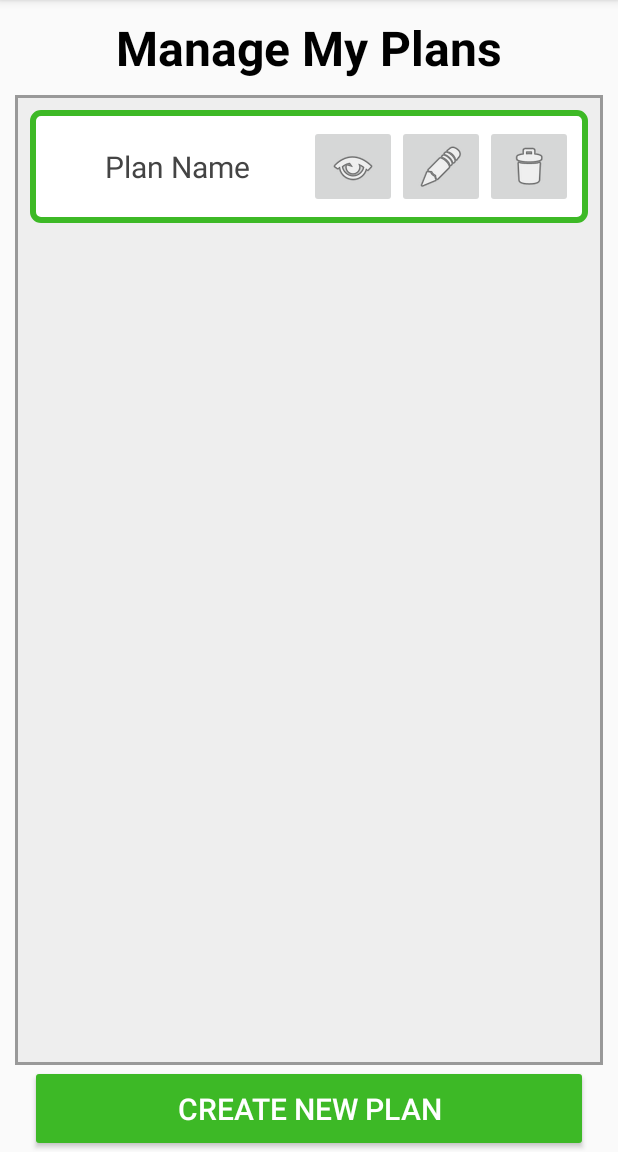
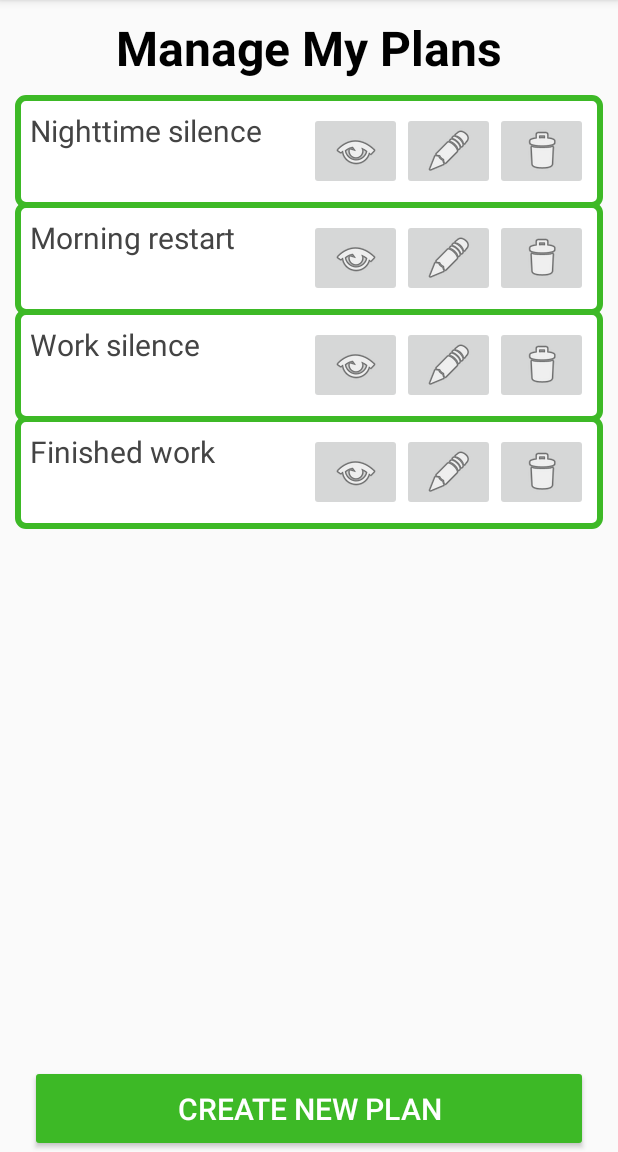
Before and after one commit to DamienFleming/NotiPlan, an Android app: the ManageNotificationPlansActivity screen opened directly, with no data from a screen before it, on a phone screen of 412 x 824 dp, the part 84-1236 px from its top. Run offline under Robolectric (Android 15) with nearby library versions, the phone set to English and light mode, and no system bars; our stand-ins replace Room's generated code.

Commit message:
Now loads in list of plan names into the UI using database

```diff
--- a/app/src/main/AndroidManifest.xml
+++ b/app/src/main/AndroidManifest.xml
@@ -16,7 +16,6 @@
                 <category android:name="android.intent.category.LAUNCHER" />
             </intent-filter>
         </activity>
-        <activity android:name=".SettingsActivity" />
         <activity android:name=".ManageNotificationPlansActivity" />
         <activity android:name=".CreateNewPlanActivity" />
         <activity android:label="@string/settingsText" android:name=".AppSettingsActivity"/>
--- a/app/src/main/java/com/damien/notiplan/Database/Plan.java
+++ b/app/src/main/java/com/damien/notiplan/Database/Plan.java
@@ -19,26 +19,26 @@ public class Plan {
     public String name;
     public float ringVolume;
     public String startTime;
-    public int activeOnSunday;
-    public int activeOnMonday;
-    public int activeOnTuesday;
-    public int activeOnWednesday;
-    public int activeOnThursday;
-    public int activeOnFriday;
-    public int activeOnSaturday;
+//    public int activeOnSunday;
+//    public int activeOnMonday;
+//    public int activeOnTuesday;
+//    public int activeOnWednesday;
+//    public int activeOnThursday;
+//    public int activeOnFriday;
+//    public int activeOnSaturday;
 
 
-    public Plan(int id, String name, float ringVolume, String startTime, int[] daysOfPlan) {
+    public Plan(int id, String name, float ringVolume, String startTime) { //, int[] daysOfPlan) {
         this.id = id;
         this.name = name;
         this.ringVolume = ringVolume;
         this.startTime = startTime;
-        this.activeOnSunday = daysOfPlan[0];
-        this.activeOnMonday = daysOfPlan[1];
-        this.activeOnTuesday = daysOfPlan[2];
-        this.activeOnWednesday = daysOfPlan[3];
-        this.activeOnThursday = daysOfPlan[4];
-        this.activeOnFriday = daysOfPlan[5];
-        this.activeOnSaturday = daysOfPlan[6];
+//        this.activeOnSunday = daysOfPlan[0];
+//        this.activeOnMonday = daysOfPlan[1];
+//        this.activeOnTuesday = daysOfPlan[2];
+//        this.activeOnWednesday = daysOfPlan[3];
+//        this.activeOnThursday = daysOfPlan[4];
+//        this.activeOnFriday = daysOfPlan[5];
+//        this.activeOnSaturday = daysOfPlan[6];
     }
 }
--- a/app/src/main/java/com/damien/notiplan/Database/PlanDao.java
+++ b/app/src/main/java/com/damien/notiplan/Database/PlanDao.java
@@ -22,7 +22,7 @@ public interface PlanDao {
     public List<Plan> getAllPlans();
 
     @Query("select * from plan where id = :planId")
-    public List<Plan> getPlan(int planId);
+    public Plan getPlan(int planId);
 
     @Update(onConflict = OnConflictStrategy.REPLACE)
     void updatePlan(Plan plan);
--- a/app/src/main/java/com/damien/notiplan/HomeScreenActivity.java
+++ b/app/src/main/java/com/damien/notiplan/HomeScreenActivity.java
@@ -6,6 +6,8 @@ import android.support.v7.app.AppCompatActivity;
 import android.os.Bundle;
 import android.view.View;
 import android.widget.Button;
+
+import com.damien.notiplan.Database.AppDatabase;
 
 
 public class HomeScreenActivity extends AppCompatActivity {
@@ -18,6 +20,7 @@ public class HomeScreenActivity extends AppCompatActivity {
         Button settingsButton = (Button)findViewById(R.id.settingsButton);
         Button manageButton = (Button)findViewById(R.id.manageButton);
 
+        //this.deleteDatabase("userdatabase");
         settingsButton.setOnClickListener(new View.OnClickListener() {
             public void onClick(View v) {
                 startActivity(new Intent(HomeScreenActivity.this, AppSettingsActivity.class));
--- a/app/src/main/java/com/damien/notiplan/ManageNotificationPlansActivity.java
+++ b/app/src/main/java/com/damien/notiplan/ManageNotificationPlansActivity.java
@@ -1,15 +1,26 @@
 package com.damien.notiplan;
 
 import android.content.Intent;
+import android.graphics.Color;
+import android.graphics.Typeface;
+import android.os.Debug;
 import android.support.v7.app.AppCompatActivity;
 import android.os.Bundle;
+import android.util.Log;
+import android.util.TypedValue;
+import android.view.Gravity;
 import android.view.View;
 import android.widget.Button;
+import android.widget.ImageButton;
+import android.widget.LinearLayout;
+import android.widget.LinearLayout.LayoutParams;
+import android.widget.TextView;
 import android.widget.Toast;
 
 import com.damien.notiplan.Database.AppDatabase;
 import com.damien.notiplan.Database.Plan;
 
+import java.io.Console;
 import java.util.List;
 
 public class ManageNotificationPlansActivity extends AppCompatActivity {
@@ -17,11 +28,7 @@ public class ManageNotificationPlansActivity extends AppCompatActivity {
     private Plan plan;
     private AppDatabase database;
 
-    @Override
-    protected void onCreate(Bundle savedInstanceState) {
-        super.onCreate(savedInstanceState);
-        setContentView(R.layout.activity_manage_notification_plans);
-
+    private void instantiatePlanList() {
         database = AppDatabase.getDatabase(getApplicationContext());
 
         // cleanup for testing some initial data
@@ -29,17 +36,91 @@ public class ManageNotificationPlansActivity extends AppCompatActivity {
 
         List<Plan> plans = database.planDao().getAllPlans();
         if (plans.size()==0) {
-            database.planDao().addPlan(new Plan(1, "Nighttime silence", 0, "12:00AM", new int[] {1, 1, 1, 1, 1, 1, 1}));
-            database.planDao().addPlan(new Plan(2, "Morning restart", 1, "7:00AM", new int[] {1, 1, 1, 1, 1, 1, 1}));
-            database.planDao().addPlan(new Plan(3, "Work silence", 0, "9:00AM", new int[] {0, 1, 1, 1, 1, 1, 0}));
-            database.planDao().addPlan(new Plan(1, "Finished work", 0, "5:00PM", new int[] {0, 1, 1, 1, 1, 1, 0}));
+            database.planDao().addPlan(new Plan(1, "Nighttime silence", 0, "12:00AM"));//, new int[] {1, 1, 1, 1, 1, 1, 1}));
+            database.planDao().addPlan(new Plan(2, "Morning restart", 1, "7:00AM"));//, new int[] {1, 1, 1, 1, 1, 1, 1}));
+            database.planDao().addPlan(new Plan(3, "Work silence", 0, "9:00AM"));//, new int[] {0, 1, 1, 1, 1, 1, 0}));
+            database.planDao().addPlan(new Plan(4, "Finished work", 0, "5:00PM"));//, new int[] {0, 1, 1, 1, 1, 1, 0}));
             //plan = database.planDao().getAllPlans().get(0);
             //Toast.makeText(this, String.valueOf(plan.startTime), Toast.LENGTH_SHORT).show();
         }
         plans = database.planDao().getAllPlans();
+        for (int i = 1; i <= plans.size(); i++) {
+
+            plan = database.planDao().getPlan(i);
+            float dpScale = getResources().getDisplayMetrics().density;
+
+            //Plan Container/Linear Layout
+            int padding = (int)(10*dpScale + 0.5f);
+            int margin = (int)(10*dpScale + 0.5f);
+            int marginBottom = (int)(4*dpScale + 0.5f);
+            LinearLayout planContainer = new LinearLayout(this);
+            planContainer.setOrientation(LinearLayout.HORIZONTAL);
+            planContainer.setBackground(getResources().getDrawable(R.drawable.plan_container));
+            LayoutParams params = new LayoutParams(
+                    LayoutParams.MATCH_PARENT,
+                    (int)(75*dpScale + 0.5f)
+            );
+            params.setMargins(margin, 0, margin, -marginBottom);
+            planContainer.setLayoutParams(params);
+            planContainer.setPadding(padding, padding, padding, padding);
+            planContainer.setTag(plan.id);
+
+            //Plan TextView
+            TextView planName = new TextView(this);
+            LayoutParams params2 = new LayoutParams(
+                    0,
+                    LayoutParams.MATCH_PARENT,
+                    3
+            );
+            params2.gravity = Gravity.CENTER; //LAYOUT GRAVITY WON'T WORK ON TEXTVIEW FOR SOME REASON
+            planName.setLayoutParams(params2);
+            planName.setTextSize(TypedValue.COMPLEX_UNIT_SP, 20f);
+            planName.setTextColor(Color.parseColor("#444444"));
+            planName.setText(plan.name);
+            planName.setTypeface(Typeface.DEFAULT);
+
+            //View Button
+            ImageButton viewButton = new ImageButton(this);
+            LayoutParams params3 = new LayoutParams(
+                    0,
+                    LayoutParams.WRAP_CONTENT,
+                    1
+            );
+            params3.gravity = Gravity.CENTER;
+            viewButton.setLayoutParams(params3);
+            viewButton.setImageResource(android.R.drawable.ic_menu_view);
+            viewButton.setContentDescription("View");
+
+            //Edit Button
+            ImageButton editButton = new ImageButton(this);
+            editButton.setLayoutParams(params3);
+            editButton.setImageResource(android.R.drawable.ic_menu_edit);
+            editButton.setContentDescription("Edit");
+
+            //Delete Button
+            ImageButton deleteButton = new ImageButton(this);
+            deleteButton.setLayoutParams(params3);
+            deleteButton.setImageResource(android.R.drawable.ic_menu_delete);
+            deleteButton.setContentDescription("Delete");
+
+            //Add items to screen
+            planContainer.addView(planName);
+            planContainer.addView(viewButton);
+            planContainer.addView(editButton);
+            planContainer.addView(deleteButton);
+            LinearLayout layout = findViewById(R.id.planActivity);
+            layout.addView(planContainer, i);
+        }
+    }
+
+    @Override
+    protected void onCreate(Bundle savedInstanceState) {
+        super.onCreate(savedInstanceState);
+        setContentView(R.layout.activity_manage_notification_plans);
+
+        instantiatePlanList();
 
         Button createNew = (Button)findViewById(R.id.createNewPlan);
-
         createNew.setOnClickListener(new View.OnClickListener() {
             public void onClick(View v) {
                 startActivity(new Intent(ManageNotificationPlansActivity.this, CreateNewPlanActivity.class));
--- a/app/src/main/res/layout/activity_manage_notification_plans.xml
+++ b/app/src/main/res/layout/activity_manage_notification_plans.xml
@@ -1,37 +1,29 @@
 <?xml version="1.0" encoding="utf-8"?>
 <LinearLayout xmlns:android="http://schemas.android.com/apk/res/android"
+    android:id="@+id/planActivity"
     android:layout_width="match_parent"
     android:layout_height="match_parent"
     android:orientation="vertical">
-
     <TextView
         android:id="@+id/manageNotifications"
         android:layout_width="match_parent"
         android:layout_height="wrap_content"
         android:gravity="center"
-        android:padding="10sp"
+        android:padding="10dp"
         android:text="@string/manageMyPlansText"
         android:textColor="#000000"
         android:textSize="32sp"
         android:textStyle="bold" />
-
-    <LinearLayout xmlns:android="http://schemas.android.com/apk/res/android"
-        android:id="@+id/PlanListBox"
-        android:layout_width="match_parent"
-        android:layout_height="0dp"
-        android:layout_marginLeft="10sp"
-        android:layout_marginRight="10sp"
-        android:background="@drawable/background_box"
-        android:padding="10sp"
-        android:layout_weight="1"
-        android:orientation="vertical">
     <LinearLayout xmlns:android="http://schemas.android.com/apk/res/android"
         android:id="@+id/PlanContainer"
         android:layout_width="match_parent"
         android:layout_height="75dp"
         android:background="@drawable/plan_container"
-            android:padding="10sp"
-            android:orientation="horizontal">
+        android:padding="10dp"
+        android:layout_marginLeft="10dp"
+        android:layout_marginRight="10dp"
+        android:orientation="horizontal"
+        android:visibility="gone">
         <TextView
             android:layout_width="0dp"
             android:layout_height="match_parent"
@@ -43,22 +35,26 @@
             android:textStyle="normal" />
         <ImageButton
             android:layout_width="0dp"
-                android:layout_height="match_parent"
+            android:layout_height="wrap_content"
             android:layout_weight="1"
+            android:layout_gravity="center"
             android:src="@android:drawable/ic_menu_view"
             android:contentDescription="@string/view" />
         <ImageButton
             android:layout_width="0dp"
-                android:layout_height="match_parent"
+            android:layout_height="wrap_content"
             android:layout_weight="1"
+            android:layout_gravity="center"
             android:src="@android:drawable/ic_menu_edit"
             android:contentDescription="@string/edit" />
         <ImageButton
             android:layout_width="0dp"
-                android:layout_height="match_parent"
+            android:layout_height="wrap_content"
             android:layout_weight="1"
+            android:layout_gravity="center"
             android:src="@android:drawable/ic_menu_delete"
             android:contentDescription="@string/delete" />
+
     </LinearLayout>
     <!--<TextView-->
     <!--android:id="@+id/EmptyPlanListPlaceholder"-->
@@ -70,16 +66,21 @@
     <!--android:textColor="#444444"-->
     <!--android:textSize="20sp"-->
     <!--android:textStyle="normal" />-->
-    </LinearLayout>
+    <FrameLayout xmlns:android="http://schemas.android.com/apk/res/android"
+        android:id="@+id/planFillerSpace"
+        android:layout_width="match_parent"
+        android:layout_height="0dp"
+        android:layout_weight="2"/>
+
 
     <Button android:id="@+id/createNewPlan"
         android:layout_width="match_parent"
         android:layout_height="wrap_content"
         android:text="@string/createNewPlanText"
         android:textSize="20sp"
-        android:padding="15sp"
-        android:layout_marginLeft="20sp"
-        android:layout_marginRight="20sp"
+        android:padding="15dp"
+        android:layout_marginLeft="20dp"
+        android:layout_marginRight="20dp"
         android:textColor="#FFFFFF"
         android:gravity="center" />
 
```
Also changed, not shown: app/build.gradle (+8 -6 lines), app/src/main/java/com/damien/notiplan/SettingsActivity.java (deleted, +0 -45 lines), app/src/main/res/layout-land/activity_settings.xml (deleted, +0 -35 lines), app/src/main/res/layout/activity_settings.xml (deleted, +0 -42 lines). Lines whose indentation alone changed are shown as unchanged.
